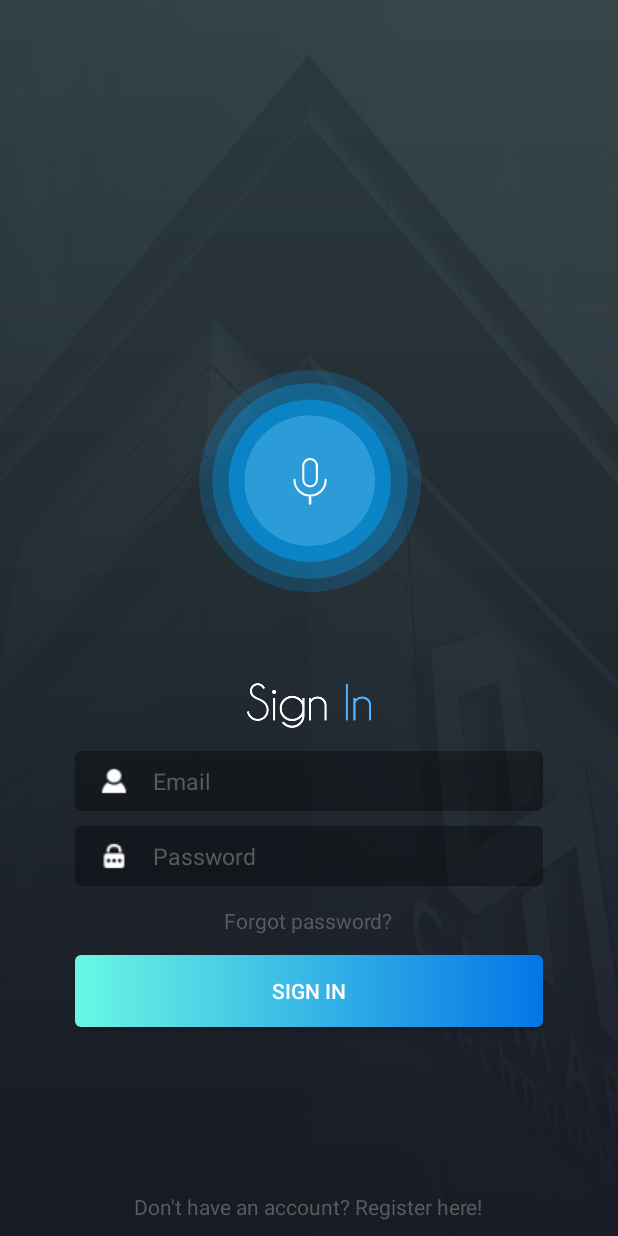
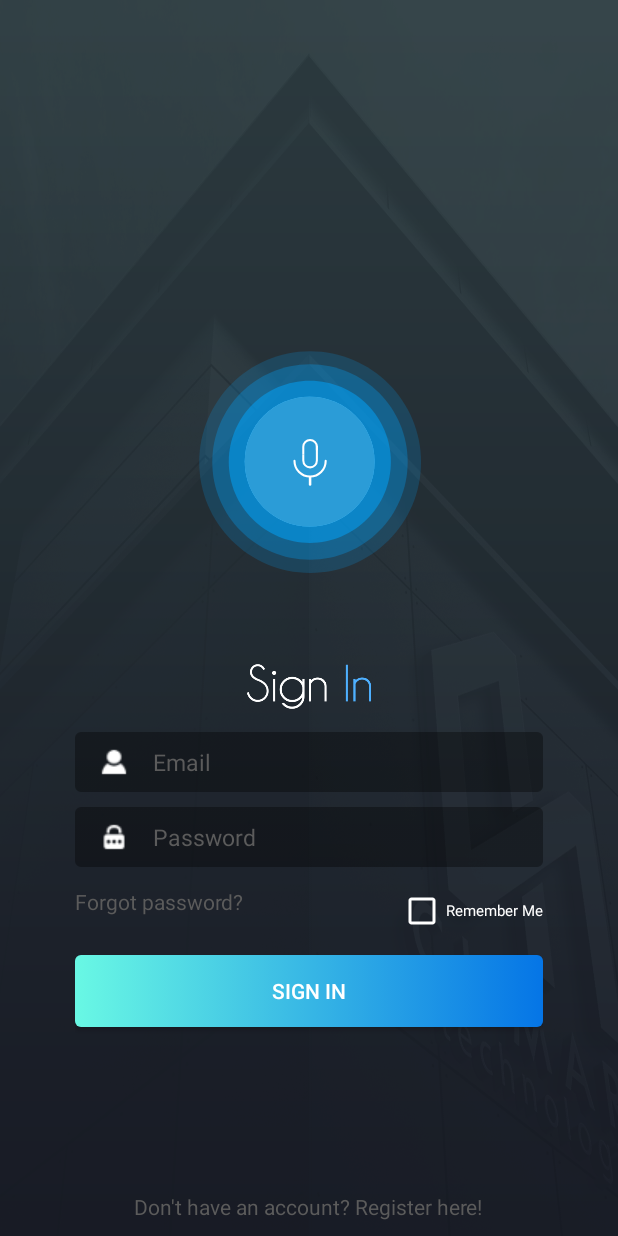
Before and after one commit to HaiderAli16/UMA_Fyp, an Android app: the User screen opened directly, with no data from a screen before it, on a phone screen of 412 x 824 dp. Run offline under Robolectric (Android 15) with nearby library versions, the light colour scheme and no system bars; our stand-ins replace Firebase (no records; nobody signed in at launch, a user with empty details on screens opened directly).

Commit message:
further changess

```diff
--- a/app/build.gradle
+++ b/app/build.gradle
@@ -32,7 +32,6 @@ dependencies {
     implementation 'androidx.navigation:navigation-fragment:2.1.0'
     implementation 'androidx.navigation:navigation-ui:2.1.0'
     implementation 'androidx.lifecycle:lifecycle-extensions:2.1.0'
-
     implementation 'com.google.firebase:firebase-auth:19.3.0'
     testImplementation 'junit:junit:4.12'
     androidTestImplementation 'androidx.test.ext:junit:1.1.1'
--- a/app/src/main/AndroidManifest.xml
+++ b/app/src/main/AndroidManifest.xml
@@ -3,6 +3,8 @@
     package="com.example.uma_fyp">
 
     <uses-permission android:name="android.permission.INTERNET"></uses-permission>
+    <uses-permission android:name="android.permission.RECORD_AUDIO"/>
+
 
     <application
         android:allowBackup="true"
@@ -18,6 +20,7 @@
         <activity android:name=".MainActivity">
             <intent-filter>
                 <action android:name="android.intent.action.MAIN" />
+                <action android:name="android.net.conn.CONNECTIVITY_CHANGE" />
 
                 <category android:name="android.intent.category.LAUNCHER" />
             </intent-filter>
--- a/app/src/main/java/com/example/uma_fyp/Controller.java
+++ b/app/src/main/java/com/example/uma_fyp/Controller.java
@@ -39,19 +39,22 @@ public class Controller extends AppCompatActivity implements ManageProfile.switc
             {
                 case R.id.nav_home:
                     selectedFragment = objVC;
+                    getSupportFragmentManager().beginTransaction().replace(R.id.controller, selectedFragment).commit();
                     break;
                 case R.id.nav_feedback:
                     selectedFragment = objFB;
+                    getSupportFragmentManager().beginTransaction().replace(R.id.controller, selectedFragment).commit();
                     break;
                 case R.id.nav_profile:
                     selectedFragment = objMP;
+                    getSupportFragmentManager().beginTransaction().replace(R.id.controller, selectedFragment).commit();
                 break;
                 case R.id.nav_logout:
+                    getSupportFragmentManager().popBackStack(null, FragmentManager.POP_BACK_STACK_INCLUSIVE);
                     Intent intent = new Intent(Controller.this, User.class);
                     startActivity(intent);
                     break;
             }
-            getSupportFragmentManager().beginTransaction().replace(R.id.controller, selectedFragment).commit();
 
             return true;
         }
--- a/app/src/main/java/com/example/uma_fyp/Login.java
+++ b/app/src/main/java/com/example/uma_fyp/Login.java
@@ -2,23 +2,30 @@ package com.example.uma_fyp;
 
 import android.app.AlertDialog;
 import android.app.ProgressDialog;
+import android.content.BroadcastReceiver;
 import android.content.Context;
 import android.content.DialogInterface;
+import android.content.SharedPreferences;
 import android.os.Bundle;
 import android.text.TextUtils;
 import android.util.Patterns;
 import android.view.LayoutInflater;
 import android.view.View;
 import android.view.ViewGroup;
+import android.view.inputmethod.InputMethodManager;
 import android.widget.AutoCompleteTextView;
 import android.widget.Button;
+import android.widget.CheckBox;
 import android.widget.TextView;
 
 import androidx.annotation.NonNull;
 import androidx.annotation.Nullable;
 import androidx.fragment.app.Fragment;
 
+import static android.content.Context.MODE_PRIVATE;
+
 public class Login extends Fragment {
+
 
     AlertDialog.Builder builder;
     ProgressDialog progressDialog;
@@ -26,12 +33,17 @@ public class Login extends Fragment {
     AutoCompleteTextView email, password;
     TextView forgetpass, register;
     Button signin;
-
+    CheckBox rememberme;
     onClickForgetPass obj;
     onClickSigninButton objSignInbtn;
     onClickRegisterButton objRegisterbtn;
 
     private String user_email, user_password;
+
+    private SharedPreferences loginPreferences;
+    private SharedPreferences.Editor loginPrefsEditor;
+    private Boolean saveLogin;
+
 
     @Nullable
     @Override
@@ -43,13 +55,25 @@ public class Login extends Fragment {
     public void onActivityCreated(@Nullable Bundle savedInstanceState) {
         super.onActivityCreated(savedInstanceState);
 
+
         progressDialog = new ProgressDialog(getContext());
         builder = new AlertDialog.Builder(getContext());
         email = getActivity().findViewById(R.id.EmailLog);
+        rememberme = getActivity().findViewById(R.id.Rememberme);
         password = getActivity().findViewById(R.id.PasswordLog);
         forgetpass = getActivity().findViewById(R.id.ForgotPass);
         register = getActivity().findViewById(R.id.SignIn);
         signin = getActivity().findViewById(R.id.btnSignIn);
+
+        loginPreferences = getActivity().getSharedPreferences("loginPrefs", MODE_PRIVATE);
+        loginPrefsEditor = loginPreferences.edit();
+        saveLogin = loginPreferences.getBoolean("saveLogin", false);
+        if (saveLogin == true) {
+            email.setText(loginPreferences.getString("username", ""));
+            password.setText(loginPreferences.getString("password", ""));
+            rememberme.setChecked(true);
+        }
+
         forgetpass.setOnClickListener(new View.OnClickListener() {
             @Override
             public void onClick(View v) {
@@ -59,6 +83,19 @@ public class Login extends Fragment {
         signin.setOnClickListener(new View.OnClickListener() {
             @Override
             public void onClick(View v) {
+
+
+
+                if (rememberme.isChecked()) {
+                    loginPrefsEditor.putBoolean("saveLogin", true);
+                    loginPrefsEditor.putString("username", email.getText().toString());
+                    loginPrefsEditor.putString("password", password.getText().toString());
+                    loginPrefsEditor.commit();
+                } else {
+                    loginPrefsEditor.clear();
+                    loginPrefsEditor.commit();
+                }
+
                 if(validate()){
                     progressDialog.setTitle("Log In");
                     progressDialog.setMessage("Logging . . .");
@@ -78,6 +115,8 @@ public class Login extends Fragment {
             }
         });
     }
+
+
 
     private boolean validate() {
         user_email = email.getText().toString().trim();
--- a/app/src/main/java/com/example/uma_fyp/MainActivity.java
+++ b/app/src/main/java/com/example/uma_fyp/MainActivity.java
@@ -7,6 +7,7 @@ import androidx.fragment.app.FragmentManager;
 import androidx.fragment.app.FragmentTransaction;
 
 import android.content.Intent;
+import android.content.SharedPreferences;
 import android.graphics.Color;
 import android.os.Bundle;
 import android.os.CountDownTimer;
@@ -46,8 +47,6 @@ public class MainActivity extends AppCompatActivity {
         setContentView(R.layout.activity_main);
 
         fragmentManager = getSupportFragmentManager();
-
-
         fragmentTransaction = fragmentManager.beginTransaction();
         fragmentTransaction.add(R.id.parentLayout, new Anima());
         fragmentTransaction.addToBackStack(null);
--- a/app/src/main/java/com/example/uma_fyp/Registration.java
+++ b/app/src/main/java/com/example/uma_fyp/Registration.java
@@ -12,6 +12,7 @@ import android.view.View;
 import android.view.ViewGroup;
 import android.widget.AutoCompleteTextView;
 import android.widget.Button;
+import android.widget.TextView;
 import android.widget.Toast;
 
 import androidx.annotation.NonNull;
@@ -28,6 +29,7 @@ public class Registration extends Fragment {
     public String email, password, confirmPassword;
 
     public AutoCompleteTextView Email, Password, ConfrimPassword;
+    public TextView switchtologin;
     public Button signIn;
 
 
--- a/app/src/main/java/com/example/uma_fyp/User.java
+++ b/app/src/main/java/com/example/uma_fyp/User.java
@@ -7,6 +7,7 @@ import androidx.fragment.app.FragmentManager;
 import androidx.fragment.app.FragmentTransaction;
 
 import android.app.ProgressDialog;
+import android.content.BroadcastReceiver;
 import android.content.Intent;
 import android.os.Bundle;
 import android.view.View;
@@ -16,6 +17,7 @@ import android.widget.Toast;
 
 import com.google.android.gms.tasks.OnCompleteListener;
 import com.google.android.gms.tasks.OnFailureListener;
+import com.google.android.gms.tasks.OnSuccessListener;
 import com.google.android.gms.tasks.Task;
 import com.google.android.gms.tasks.Tasks;
 import com.google.firebase.auth.AuthResult;
@@ -29,9 +31,6 @@ public class User extends AppCompatActivity implements Login.onClickForgetPass,
     FragmentTransaction fragmentTransaction;
 
     private FirebaseAuth firebaseAuth;
-
-    public String userEmail, password;
-
 
 
     @Override
@@ -121,6 +120,7 @@ public class User extends AppCompatActivity implements Login.onClickForgetPass,
             @Override
             public void onComplete(@NonNull Task<Void> task) {
                 if (task.isSuccessful()){
+                    //getFragmentStackClear();
                     fragmentTransaction = fragmentManager.beginTransaction();
                     fragmentTransaction.add(R.id.userLayout, new Login());
                     fragmentTransaction.addToBackStack(null);
--- a/app/src/main/res/layout/loginscreen.xml
+++ b/app/src/main/res/layout/loginscreen.xml
@@ -76,17 +76,30 @@
                 android:textColorHint="@color/gray"
                 android:textSize="15sp" />
 
-
+            <RelativeLayout
+                android:id="@+id/relative"
+                android:layout_width="match_parent"
+                android:layout_height="wrap_content">
             <TextView
                 android:id="@+id/ForgotPass"
                 android:layout_width="wrap_content"
                 android:layout_height="wrap_content"
-                android:layout_gravity="center"
                 android:layout_marginTop="3dp"
                 android:layout_marginBottom="3dp"
                 android:text="@string/forgot_password"
                 android:textColor="@color/gray" />
-
+            <CheckBox
+                android:id="@+id/Rememberme"
+                android:layout_width="wrap_content"
+                android:layout_height="wrap_content"
+                android:buttonTint="@color/white"
+                android:layout_marginTop="3dp"
+                android:layout_marginBottom="3dp"
+                android:text="Remember Me"
+                android:textSize="10dp"
+                android:layout_alignParentRight="true"
+                android:textColor="@color/white" />
+            </RelativeLayout>
 
             <Button
             android:id="@+id/btnSignIn"
@@ -97,7 +110,6 @@
             android:text="@string/sign_inLog"
             android:layout_marginBottom="100sp"
             android:textColor="#FFFFFF" />
-
 
 
 
--- a/build.gradle
+++ b/build.gradle
@@ -5,7 +5,7 @@ buildscript {
         jcenter()
     }
     dependencies {
-        classpath "com.android.tools.build:gradle:4.0.0"
+        classpath 'com.android.tools.build:gradle:4.0.1'
         classpath 'com.google.gms:google-services:4.3.3'
 
         // NOTE: Do not place your application dependencies here; they belong
```
Also changed, not shown: app/src/main/java/com/example/uma_fyp/ManageProfile.java (+22 -2 lines), app/src/main/res/layout/manageprofile.xml (+33 -36 lines).
